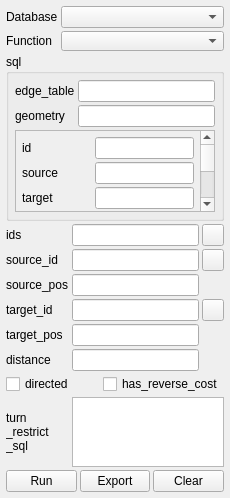
Before: the Qt Designer form ui_pgRoutingTester.ui in sanak/pgRoutingLayer, drawn with Qt 5.
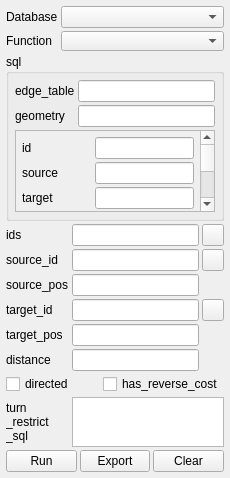
After: the same form once the commit is applied. Icons and pictures are not drawn.

Diff of the .ui file:
```diff
--- a/ui_pgRoutingTester.ui
+++ b/ui_pgRoutingTester.ui
@@ -7,7 +7,7 @@
     <x>0</x>
     <y>0</y>
     <width>230</width>
-    <height>498</height>
+    <height>478</height>
    </rect>
   </property>
   <property name="windowTitle">
@@ -632,7 +632,7 @@
         <property name="maximumSize">
          <size>
           <width>16777215</width>
-          <height>70</height>
+          <height>50</height>
          </size>
         </property>
         <property name="tabStopWidth">
```
Left out of the diff: 12 changed lines with no effect on the pictures.
